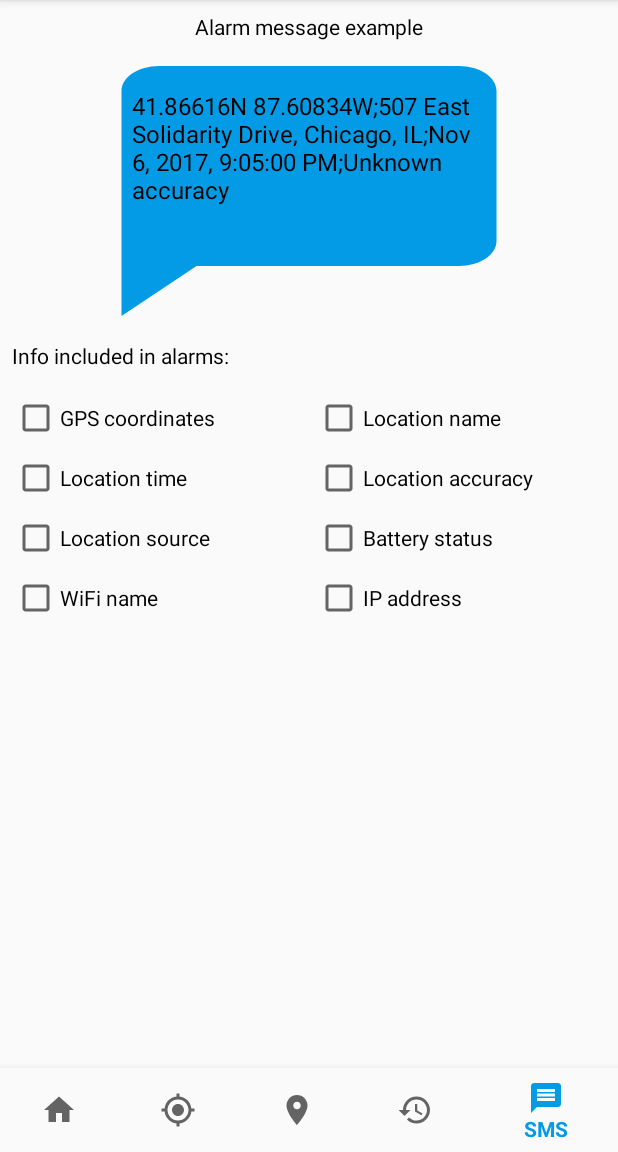
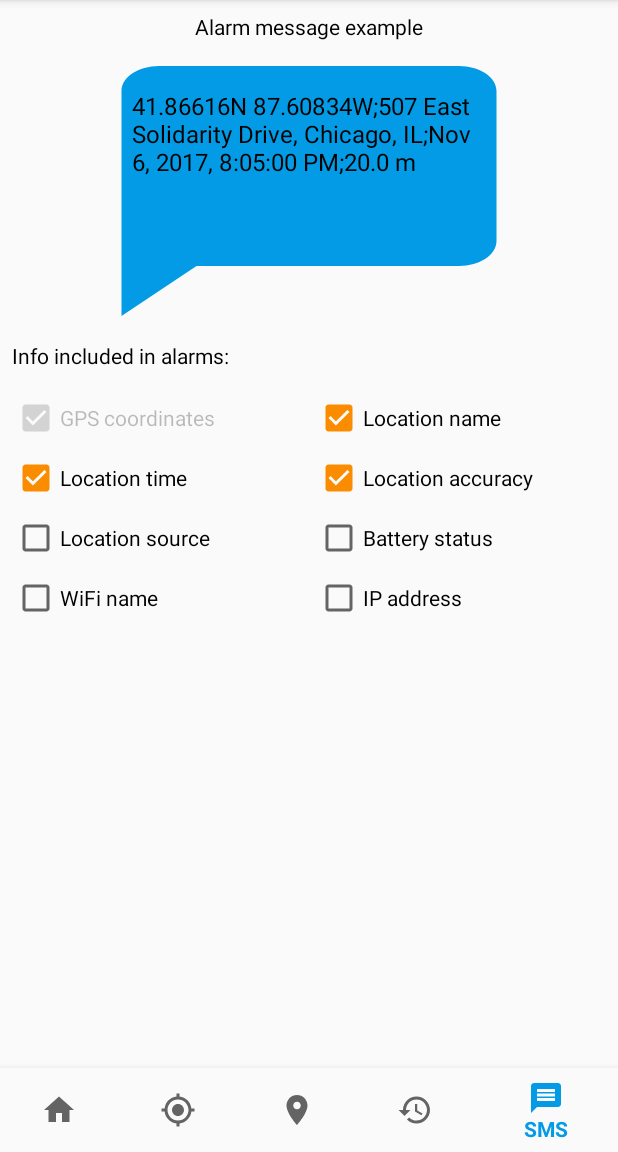
Before and after one commit to johnondrej/location-tracker, an Android app: the screen it shows after launch (MainActivity), item 5 of the bottom bar chosen, on a phone screen of 412 x 824 dp, the part 84-1236 px from its top. Run offline under Robolectric (Android 15) with nearby library versions, the phone set to English and light mode, and no system bars; our stand-ins replace Dagger/Hilt's generated code, RxJava; 1 statement that could not run was skipped.

Commit message:
Messages configuration screen

```diff
--- a/app/src/main/java/cz/ojohn/locationtracker/screen/sms/SmsFragment.kt
+++ b/app/src/main/java/cz/ojohn/locationtracker/screen/sms/SmsFragment.kt
@@ -6,8 +6,10 @@ import android.support.v4.app.Fragment
 import android.view.LayoutInflater
 import android.view.View
 import android.view.ViewGroup
+import android.widget.CompoundButton
 import cz.ojohn.locationtracker.App
 import cz.ojohn.locationtracker.R
+import cz.ojohn.locationtracker.data.UserPreferences
 import cz.ojohn.locationtracker.viewmodel.ViewModelFactory
 import io.reactivex.disposables.CompositeDisposable
 import kotlinx.android.synthetic.main.fragment_sms.*
@@ -27,13 +29,22 @@ class SmsFragment : Fragment() {
 
     private lateinit var viewModel: SmsViewModel
     private lateinit var disposables: CompositeDisposable
+    private lateinit var smsSettingsListener: CompoundButton.OnCheckedChangeListener
 
     override fun onCreateView(inflater: LayoutInflater, container: ViewGroup?, savedInstanceState: Bundle?): View? {
         super.onCreateView(inflater, container, savedInstanceState)
         App.instance.appComponent.inject(this)
         viewModel = ViewModelProviders.of(this, viewModelFactory).get(SmsViewModel::class.java)
         disposables = CompositeDisposable()
+        smsSettingsListener = CompoundButton.OnCheckedChangeListener { buttonView, isChecked ->
+            viewModel.onMessageSettingsEntryChanged(buttonView.tag as String, isChecked)
+        }
         return inflater.inflate(R.layout.fragment_sms, container, false)
+    }
+
+    override fun onViewCreated(view: View, savedInstanceState: Bundle?) {
+        super.onViewCreated(view, savedInstanceState)
+        initCheckboxes()
     }
 
     override fun onResume() {
@@ -46,4 +57,46 @@ class SmsFragment : Fragment() {
         super.onPause()
         disposables.clear()
     }
+
+    private fun initCheckboxes() {
+        val smsSettings = viewModel.getSmsSettings()
+        val checkboxes = arrayOf(checkGpsCoords, checkName, checkTime, checkAccuracy,
+                checkSource, checkBattery, checkWifi, checkIpAddress)
+
+        checkGpsCoords.apply {
+            tag = UserPreferences.KEY_SMS_GPS
+            isChecked = smsSettings.sendGps
+        }
+        checkName.apply {
+            tag = UserPreferences.KEY_SMS_LOC_NAME
+            isChecked = smsSettings.sendLocationName
+        }
+        checkTime.apply {
+            tag = UserPreferences.KEY_SMS_LOC_TIME
+            isChecked = smsSettings.sendLocationTime
+        }
+        checkAccuracy.apply {
+            tag = UserPreferences.KEY_SMS_LOC_ACCURACY
+            isChecked = smsSettings.sendLocationAccuracy
+        }
+        checkSource.apply {
+            tag = UserPreferences.KEY_SMS_LOC_SOURCE
+            isChecked = smsSettings.sendLocationSource
+        }
+        checkBattery.apply {
+            tag = UserPreferences.KEY_SMS_BATTERY
+            isChecked = smsSettings.sendBattery
+        }
+        checkWifi.apply {
+            tag = UserPreferences.KEY_SMS_WIFI
+            isChecked = smsSettings.sendWiFi
+        }
+        checkIpAddress.apply {
+            tag = UserPreferences.KEY_SMS_IP
+            isChecked = smsSettings.sendIpAddress
+        }
+        checkboxes.forEach {
+            it.setOnCheckedChangeListener(smsSettingsListener)
+        }
+    }
 }
--- a/app/src/main/java/cz/ojohn/locationtracker/screen/sms/SmsViewModel.kt
+++ b/app/src/main/java/cz/ojohn/locationtracker/screen/sms/SmsViewModel.kt
@@ -19,29 +19,30 @@ class SmsViewModel @Inject constructor(private val appContext: Context,
                                        private val smsController: SmsController) : ViewModel() {
 
     companion object {
-        const val EXAMPLE_TIME = 1510002300000
+        const val EXAMPLE_TIME = 1509998700000
         const val EXAMPLE_SOURCE = "GPS"
         const val EXAMPLE_WIFI = "TurboWiFi"
+        const val EXAMPLE_ACCURACY = 20f
+        const val EXAMPLE_BATTERY = 85
     }
 
     private val exampleSmsSubject: BehaviorSubject<String> = BehaviorSubject.createDefault(getExampleMessageText())
 
-    override fun onCleared() {
-        super.onCleared()
+    fun onMessageSettingsEntryChanged(key: String, isEnabled: Boolean) {
+        smsController.updateSmsSettingsEntry(key, isEnabled)
+        exampleSmsSubject.onNext(getExampleMessageText())
     }
 
-    fun onMessageSettingsChanged() {
-        exampleSmsSubject.onNext(getExampleMessageText())
-    }
+    fun getSmsSettings(): SmsController.Settings = smsController.smsSettings
 
     private fun getExampleMessageText(): String {
         val locationResponse = LocationTracker.LocationResponse(
                 LocationEntry(appContext.getString(R.string.sms_example_lat).toDouble(),
-                        appContext.getString(R.string.sms_example_lon).toDouble(), null, null,
+                        appContext.getString(R.string.sms_example_lon).toDouble(), null, EXAMPLE_ACCURACY,
                         EXAMPLE_TIME),
                 appContext.getString(R.string.sms_example_location_name),
                 EXAMPLE_SOURCE,
-                85,
+                EXAMPLE_BATTERY,
                 EXAMPLE_WIFI,
                 appContext.getString(R.string.sms_example_ip)
         )
--- a/app/src/main/java/cz/ojohn/locationtracker/sms/SmsController.kt
+++ b/app/src/main/java/cz/ojohn/locationtracker/sms/SmsController.kt
@@ -22,7 +22,6 @@ class SmsController(private val appContext: Context,
         const val SMS_DATA_DELIMITER = ';'
 
         const val FORMAT_ACCURACY = "%.1f m"
-        const val FORMAT_BATTERY = "%d %"
     }
 
     private val smsManager: SmsManager
@@ -102,7 +101,7 @@ class SmsController(private val appContext: Context,
         }
         if (settings.sendBattery) {
             val battery = if (locationResponse.batteryStatus != null)
-                FORMAT_BATTERY.format(locationResponse.batteryStatus)
+                appContext.getString(R.string.sms_response_battery_format, locationResponse.batteryStatus)
             else appContext.getString(R.string.sms_response_battery_unknown)
 
             stringBuilder.append(SMS_DATA_DELIMITER).append(battery)
@@ -116,9 +115,15 @@ class SmsController(private val appContext: Context,
             stringBuilder.append(SMS_DATA_DELIMITER)
             val ip = locationResponse.ipAddr
                     ?: appContext.getString(R.string.sms_response_ip_unknown)
-            stringBuilder.append(SMS_DATA_DELIMITER).append(ip)
+            stringBuilder.append(ip)
         }
         return stringBuilder.toString()
+    }
+
+    fun updateSmsSettingsEntry(key: String, isEnabled: Boolean) {
+        userPreferences.edit()
+                .put(key, isEnabled)
+                .apply()
     }
 
     private fun formatCoordinates(latitude: Double, longitude: Double): String {
--- a/app/src/main/res/drawable/ic_message_bubble.xml
+++ b/app/src/main/res/drawable/ic_message_bubble.xml
@@ -1,9 +1,9 @@
 <vector xmlns:android="http://schemas.android.com/apk/res/android"
-        android:width="24dp"
-        android:height="24dp"
-        android:viewportWidth="24.0"
-        android:viewportHeight="24.0">
+    android:width="300dp"
+    android:height="200dp"
+    android:viewportHeight="24.0"
+    android:viewportWidth="24.0">
     <path
         android:fillColor="#FF000000"
-        android:pathData="M20,2H4c-1.1,0 -2,0.9 -2,2v18l4,-4h14c1.1,0 2,-0.9 2,-2V4c0,-1.1 -0.9,-2 -2,-2z"/>
+        android:pathData="M20,2H4c-1.1,0 -2,0.9 -2,2v18l4,-4h14c1.1,0 2,-0.9 2,-2V4c0,-1.1 -0.9,-2 -2,-2z" />
 </vector>
--- a/app/src/main/res/layout/fragment_sms.xml
+++ b/app/src/main/res/layout/fragment_sms.xml
@@ -67,6 +67,8 @@
             android:layout_width="0dp"
             android:layout_height="wrap_content"
             android:layout_marginTop="@dimen/medium_gap"
+            android:checked="true"
+            android:enabled="false"
             android:text="@string/sms_config_coords"
             app:layout_constraintLeft_toLeftOf="@id/guidelineLeftMargin"
             app:layout_constraintRight_toLeftOf="@id/checkName"
@@ -127,11 +129,11 @@
             android:layout_marginTop="@dimen/small_gap"
             android:text="@string/sms_config_wifi"
             app:layout_constraintLeft_toLeftOf="@id/guidelineLeftMargin"
-            app:layout_constraintRight_toLeftOf="@id/checkWifiNearby"
+            app:layout_constraintRight_toLeftOf="@id/checkIpAddress"
             app:layout_constraintTop_toBottomOf="@id/checkSource" />
 
         <CheckBox
-            android:id="@+id/checkWifiNearby"
+            android:id="@+id/checkIpAddress"
             android:layout_width="0dp"
             android:layout_height="wrap_content"
             android:text="@string/sms_config_ip"
--- a/app/src/main/res/values/strings.xml
+++ b/app/src/main/res/values/strings.xml
@@ -95,7 +95,6 @@
     <string name="sms_response_accuracy_unknown">Unknown accuracy</string>
     <string name="sms_response_src_unknown">Unknown location source</string>
     <string name="sms_response_battery_unknown">Unknown battery level</string>
-    <string name="sms_response_gps_format">%1$s%2$s %3$s%4$s</string>
     <string name="sms_response_latitude_north">N</string>
     <string name="sms_response_latitude_south">S</string>
     <string name="sms_response_longitude_east">E</string>
@@ -105,12 +104,14 @@
     <string name="sms_response_wifi_disconnected">WiFi disconnected</string>
     <string name="sms_response_ip_unknown">Unknown IP address</string>
     <string name="sms_response_error_no_location">Unable to find device location</string>
-    <string name="sms_response_location_format">%1$s, %2$s</string>
-    <string name="sms_response_location_short_format">%1$s</string>
     <string name="sms_tracking_battery_off">Device battery is low, turning off location tracking</string>
     <string name="sms_tracking_battery_low">Device battery is low</string>
     <string name="sms_tracking_charger_connected">Charger was connected</string>
     <string name="sms_tracking_charger_disconnected">Charger was disconnected</string>
+    <string name="sms_response_gps_format">%1$s%2$s %3$s%4$s</string>
+    <string name="sms_response_location_format">%1$s, %2$s</string>
+    <string name="sms_response_location_short_format">%1$s</string>
+    <string name="sms_response_battery_format">Battery: %1$d%%</string>
 
     <!-- Accessibility image descriptions -->
     <string name="accessibility_notice">Notice icon</string>
```
